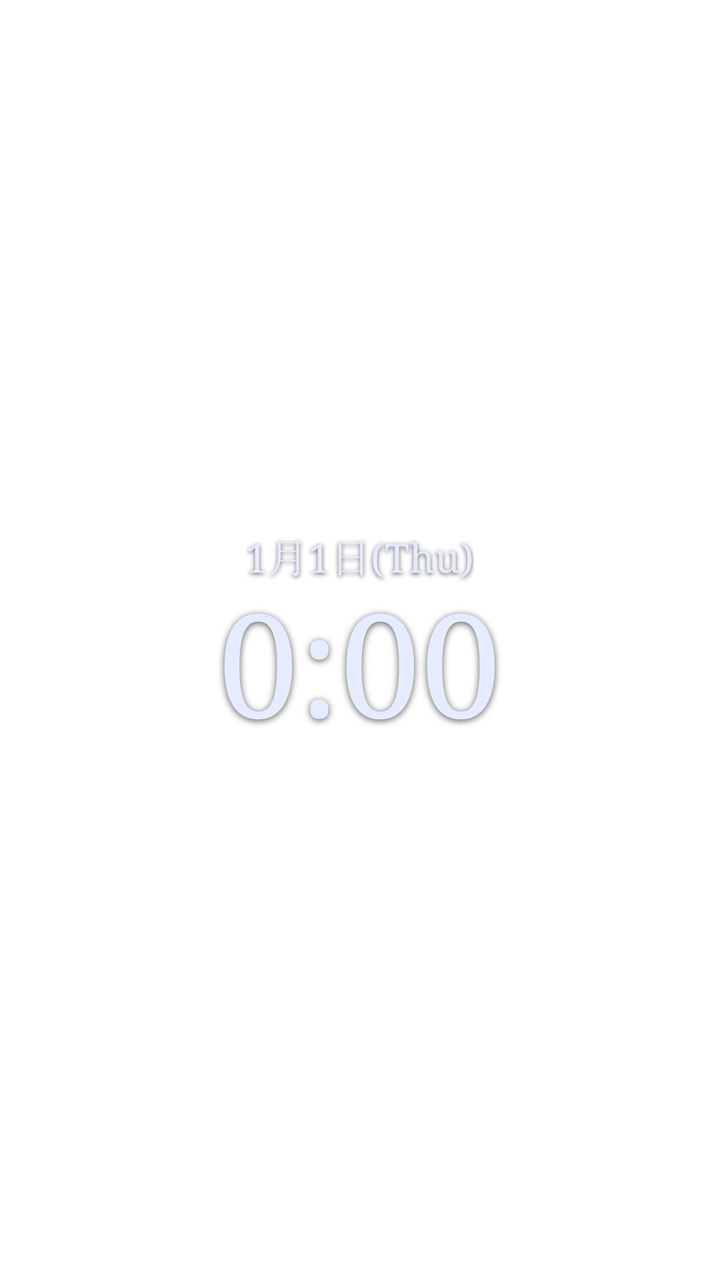
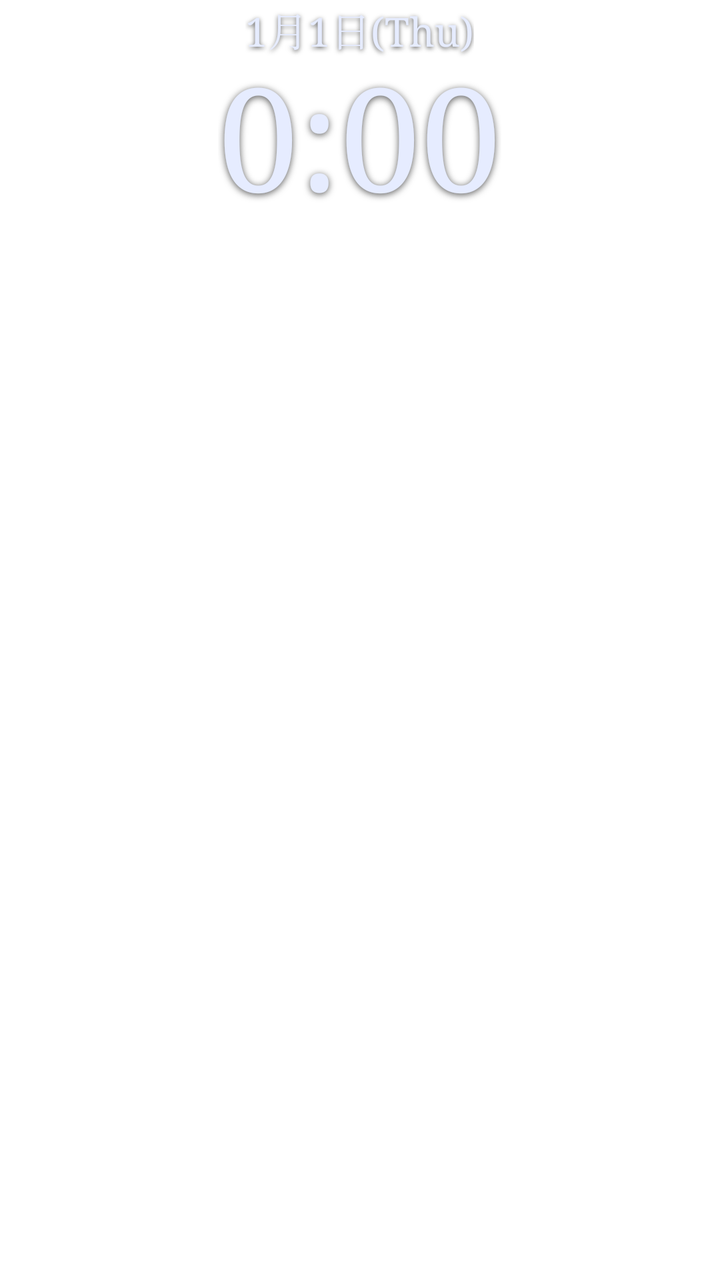

Screens rendered from an Android XML layout before and after an edit, with the pre-edit source and the edit as a unified diff.
<!-- AndroidManifest.xml: fallback theme Theme.MaterialComponents.DayNight.NoActionBar -->
<!-- res/layout/widget_24.xml -->
<?xml version="1.0" encoding="utf-8"?>
<LinearLayout xmlns:android="http://schemas.android.com/apk/res/android"
    android:id="@+id/root"
    android:layout_width="match_parent"
    android:layout_height="match_parent"
    android:background="@android:color/transparent"
    android:gravity="center"
    android:orientation="vertical">

    <TextClock
        android:id="@+id/date"
        android:fontFamily="serif"
        android:layout_width="wrap_content"
        android:layout_height="wrap_content"
        android:format12Hour="M月d日(E)"
        android:format24Hour="M月d日(E)"
        android:textColor="#FFE6ECFF"
        android:textSize="20sp"
        android:shadowColor="#AA000000"
        android:shadowDy="2"
        android:shadowRadius="6" />

    <TextClock
        android:id="@+id/time"
        android:fontFamily="serif"
        android:layout_width="wrap_content"
        android:layout_height="wrap_content"
        android:format12Hour="H:mm"
        android:format24Hour="H:mm"
                android:includeFontPadding="false"
        android:textColor="#FFE6ECFF"
        android:textSize="72sp"
        android:shadowColor="#AA000000"
        android:shadowDy="2"
        android:shadowRadius="8" />
</LinearLayout>
<!-- resources referenced by this layout -->
<resources>

</resources>

<!-- the commit's change to res/layout/widget_24.xml (unified diff, before → after) -->
@@ -4,7 +4,7 @@
     android:layout_width="match_parent"
     android:layout_height="match_parent"
     android:background="@android:color/transparent"
-    android:gravity="center"
+    android:gravity="top|center_horizontal"
     android:orientation="vertical">
 
     <TextClock
